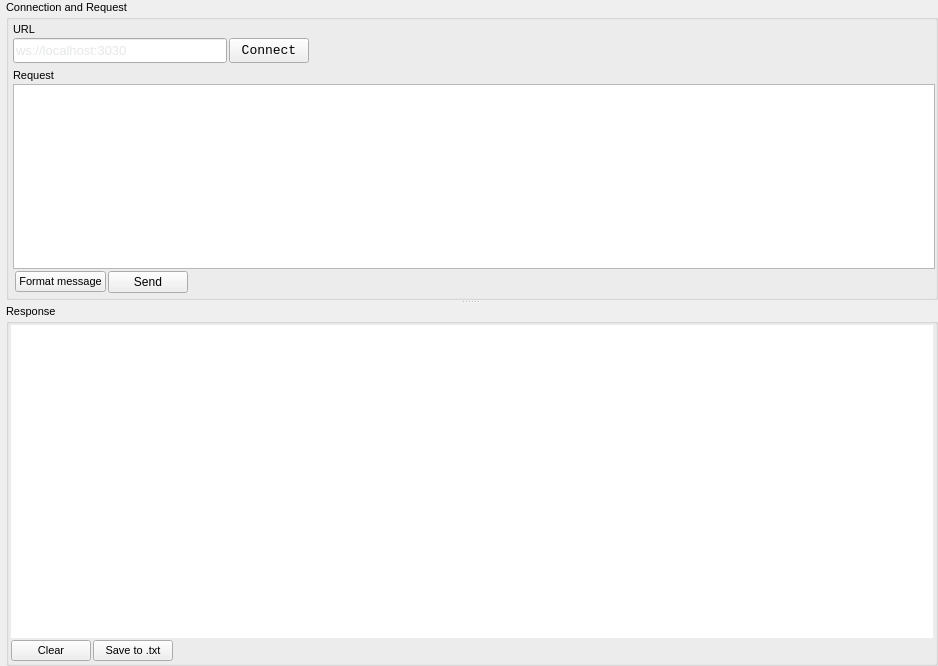
junioramilson/json-websocket-client, file src/CustomTabWidget.ui: the form before one commit.
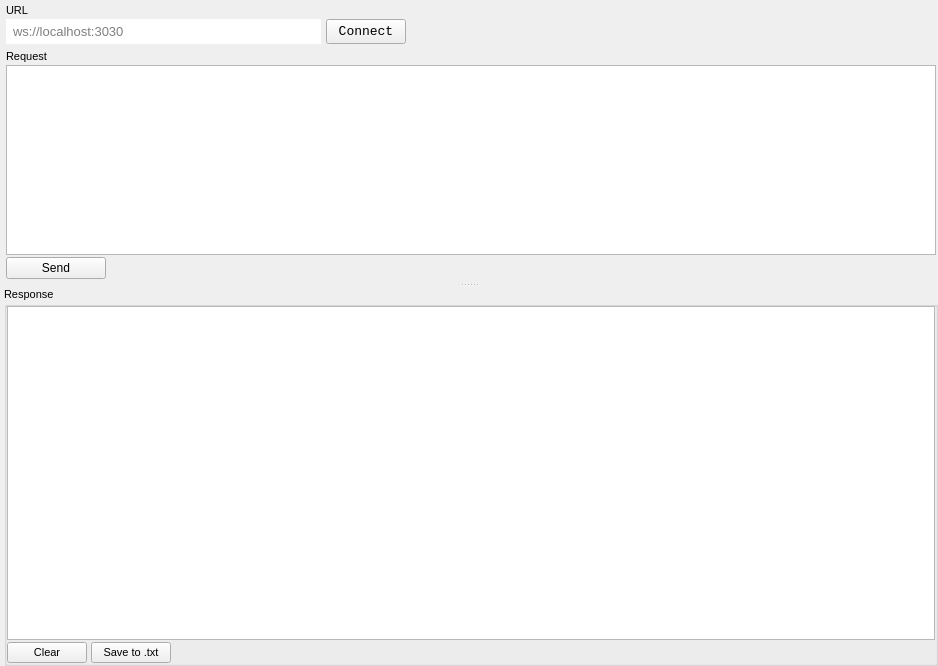
The form after the commit.

What changed in the file:
```diff
--- a/src/CustomTabWidget.ui
+++ b/src/CustomTabWidget.ui
@@ -12,7 +12,7 @@
   </property>
   <property name="font">
    <font>
-    <family>Nirmala UI</family>
+    <family>Segoe UI</family>
    </font>
   </property>
   <property name="windowTitle">
@@ -20,7 +20,7 @@
   </property>
   <layout class="QGridLayout" name="gridLayout_5">
    <property name="leftMargin">
-    <number>2</number>
+    <number>0</number>
    </property>
    <property name="topMargin">
     <number>0</number>
@@ -54,49 +54,23 @@
         <number>0</number>
        </property>
        <item row="0" column="0">
-        <widget class="QGroupBox" name="groupBox">
-         <property name="sizePolicy">
-          <sizepolicy hsizetype="MinimumExpanding" vsizetype="MinimumExpanding">
-           <horstretch>0</horstretch>
-           <verstretch>0</verstretch>
-          </sizepolicy>
-         </property>
+        <widget class="QFrame" name="frame_3">
          <property name="minimumSize">
           <size>
            <width>0</width>
-           <height>200</height>
+           <height>100</height>
           </size>
          </property>
-         <property name="maximumSize">
-          <size>
-           <width>800000</width>
-           <height>400</height>
-          </size>
+         <property name="frameShape">
+          <enum>QFrame::NoFrame</enum>
          </property>
-         <property name="font">
-          <font>
-           <family>Segoe UI</family>
-           <pointsize>8</pointsize>
-           <weight>50</weight>
-           <bold>false</bold>
-          </font>
+         <property name="frameShadow">
+          <enum>QFrame::Plain</enum>
          </property>
-         <property name="layoutDirection">
-          <enum>Qt::LeftToRight</enum>
+         <property name="lineWidth">
+          <number>0</number>
          </property>
-         <property name="title">
-          <string>Connection and Request</string>
-         </property>
-         <property name="flat">
-          <bool>true</bool>
-         </property>
-         <property name="checkable">
-          <bool>false</bool>
-         </property>
-         <layout class="QVBoxLayout" name="verticalLayout" stretch="0,0">
-          <property name="spacing">
-           <number>2</number>
-          </property>
+         <layout class="QGridLayout" name="gridLayout_6">
           <property name="leftMargin">
            <number>2</number>
           </property>
@@ -104,12 +78,15 @@
            <number>2</number>
           </property>
           <property name="rightMargin">
-           <number>0</number>
+           <number>2</number>
           </property>
           <property name="bottomMargin">
            <number>2</number>
           </property>
-          <item>
+          <property name="spacing">
+           <number>2</number>
+          </property>
+          <item row="0" column="0">
            <widget class="QFrame" name="frame">
             <property name="minimumSize">
              <size>
@@ -119,7 +96,7 @@
             </property>
             <property name="maximumSize">
              <size>
-              <width>200</width>
+              <width>400</width>
               <height>50</height>
              </size>
             </property>
@@ -127,25 +104,28 @@
              <enum>QFrame::NoFrame</enum>
             </property>
             <property name="frameShadow">
-             <enum>QFrame::Raised</enum>
+             <enum>QFrame::Plain</enum>
             </property>
             <property name="lineWidth">
              <number>0</number>
             </property>
             <layout class="QGridLayout" name="gridLayout_2">
              <property name="leftMargin">
-              <number>2</number>
+              <number>0</number>
              </property>
              <property name="topMargin">
               <number>2</number>
              </property>
              <property name="rightMargin">
-              <number>2</number>
+              <number>0</number>
              </property>
              <property name="bottomMargin">
               <number>2</number>
              </property>
-             <property name="spacing">
+             <property name="horizontalSpacing">
+              <number>5</number>
+             </property>
+             <property name="verticalSpacing">
               <number>2</number>
              </property>
              <item row="1" column="0">
@@ -175,6 +155,30 @@
                </property>
               </widget>
              </item>
+             <item row="3" column="2">
+              <widget class="QPushButton" name="connectBtn">
+               <property name="minimumSize">
+                <size>
+                 <width>0</width>
+                 <height>25</height>
+                </size>
+               </property>
+               <property name="font">
+                <font>
+                 <family>Consolas</family>
+                 <pointsize>10</pointsize>
+                 <weight>50</weight>
+                 <bold>false</bold>
+                </font>
+               </property>
+               <property name="styleSheet">
+                <string notr="true"/>
+               </property>
+               <property name="text">
+                <string>Connect</string>
+               </property>
+              </widget>
+             </item>
              <item row="3" column="0">
               <widget class="QLineEdit" name="urlTextInput">
                <property name="minimumSize">
@@ -194,9 +198,9 @@
                 </font>
                </property>
                <property name="styleSheet">
-                <string notr="true">#urlTextInput {
-  color: rgb(203, 208, 207);
-	background-color: '#rgb(208, 223, 223)';
+                <string notr="true">QLineEdit {
+ padding-left: 5px;
+ border-radius: 0px;
 }</string>
                </property>
                <property name="inputMask">
@@ -208,36 +212,15 @@
                <property name="placeholderText">
                 <string>ws://localhost:3030</string>
                </property>
-              </widget>
-             </item>
-             <item row="3" column="2">
-              <widget class="QPushButton" name="connectBtn">
-               <property name="minimumSize">
-                <size>
-                 <width>0</width>
-                 <height>25</height>
-                </size>
-               </property>
-               <property name="font">
-                <font>
-                 <family>Consolas</family>
-                 <pointsize>10</pointsize>
-                 <weight>50</weight>
-                 <bold>false</bold>
-                </font>
-               </property>
-               <property name="styleSheet">
-                <string notr="true"/>
-               </property>
-               <property name="text">
-                <string>Connect</string>
+               <property name="cursorMoveStyle">
+                <enum>Qt::LogicalMoveStyle</enum>
                </property>
               </widget>
              </item>
             </layout>
            </widget>
           </item>
-          <item>
+          <item row="1" column="0">
            <widget class="QFrame" name="frame_2">
             <property name="minimumSize">
              <size>
@@ -256,7 +239,7 @@
             </property>
             <layout class="QGridLayout" name="gridLayout_3">
              <property name="leftMargin">
-              <number>2</number>
+              <number>0</number>
              </property>
              <property name="topMargin">
               <number>2</number>
@@ -267,27 +250,42 @@
              <property name="bottomMargin">
               <number>2</number>
              </property>
-             <property name="spacing">
+             <property name="horizontalSpacing">
+              <number>0</number>
+             </property>
+             <property name="verticalSpacing">
               <number>2</number>
              </property>
-             <item row="0" column="0" colspan="3">
-              <widget class="QLabel" name="label_2">
-               <property name="maximumSize">
+             <item row="2" column="2">
+              <widget class="QPushButton" name="sendMessageBtn">
+               <property name="sizePolicy">
+                <sizepolicy hsizetype="Minimum" vsizetype="Preferred">
+                 <horstretch>0</horstretch>
+                 <verstretch>0</verstretch>
+                </sizepolicy>
+               </property>
+               <property name="minimumSize">
                 <size>
-                 <width>16777215</width>
-                 <height>25</height>
+                 <width>100</width>
+                 <height>0</height>
                 </size>
                </property>
                <property name="font">
                 <font>
                  <family>Segoe UI</family>
-                 <pointsize>8</pointsize>
+                 <pointsize>9</pointsize>
                  <weight>50</weight>
                  <bold>false</bold>
                 </font>
                </property>
+               <property name="styleSheet">
+                <string notr="true"/>
+               </property>
                <property name="text">
-                <string>Request</string>
+                <string>Send</string>
+               </property>
+               <property name="autoRepeat">
+                <bool>false</bool>
                </property>
               </widget>
              </item>
@@ -304,55 +302,28 @@
                </property>
               </spacer>
              </item>
-             <item row="2" column="1">
-              <widget class="QPushButton" name="formatMessageBtn">
-               <property name="font">
-                <font>
-                 <family>Segoe UI</family>
-                 <pointsize>8</pointsize>
-                 <weight>50</weight>
-                 <bold>false</bold>
-                </font>
-               </property>
-               <property name="text">
-                <string>Format message</string>
-               </property>
-               <property name="flat">
-                <bool>false</bool>
-               </property>
-              </widget>
-             </item>
-             <item row="2" column="2">
-              <widget class="QPushButton" name="sendMessageBtn">
-               <property name="sizePolicy">
-                <sizepolicy hsizetype="Minimum" vsizetype="Preferred">
-                 <horstretch>0</horstretch>
-                 <verstretch>0</verstretch>
-                </sizepolicy>
-               </property>
-               <property name="minimumSize">
+             <item row="0" column="0" colspan="3">
+              <widget class="QLabel" name="label_2">
+               <property name="maximumSize">
                 <size>
-                 <width>0</width>
-                 <height>0</height>
+                 <width>16777215</width>
+                 <height>25</height>
                 </size>
                </property>
                <property name="font">
                 <font>
                  <family>Segoe UI</family>
-                 <pointsize>9</pointsize>
+                 <pointsize>8</pointsize>
                  <weight>50</weight>
                  <bold>false</bold>
                 </font>
                </property>
-               <property name="styleSheet">
-                <string notr="true"/>
-               </property>
                <property name="text">
-                <string>Send</string>
+                <string>Request</string>
                </property>
               </widget>
              </item>
-             <item row="1" column="0" colspan="4">
+             <item row="1" column="1" colspan="3">
               <widget class="QTextEdit" name="messageTextInput">
                <property name="minimumSize">
                 <size>
@@ -364,12 +335,15 @@
                 <font>
                  <family>JetBrains Mono</family>
                  <pointsize>9</pointsize>
+                 <weight>50</weight>
+                 <bold>false</bold>
                 </font>
                </property>
                <property name="styleSheet">
-                <string notr="true">#messageTextInput {
-	background-color: '#252525'
-}</string>
+                <string notr="true"/>
+               </property>
+               <property name="frameShadow">
+                <enum>QFrame::Plain</enum>
                </property>
                <property name="horizontalScrollBarPolicy">
                 <enum>Qt::ScrollBarAsNeeded</enum>
@@ -377,6 +351,9 @@
                <property name="sizeAdjustPolicy">
                 <enum>QAbstractScrollArea::AdjustToContents</enum>
                </property>
+               <property name="textInteractionFlags">
+                <set>Qt::LinksAccessibleByKeyboard|Qt::LinksAccessibleByMouse|Qt::TextBrowserInteraction|Qt::TextEditable|Qt::TextEditorInteraction|Qt::TextSelectableByKeyboard|Qt::TextSelectableByMouse</set>
+               </property>
               </widget>
              </item>
             </layout>
@@ -418,23 +395,23 @@
           <string>Response</string>
          </property>
          <property name="flat">
-          <bool>true</bool>
+          <bool>false</bool>
          </property>
          <layout class="QVBoxLayout" name="verticalLayout_2">
           <property name="spacing">
            <number>2</number>
           </property>
           <property name="leftMargin">
-           <number>2</number>
+           <number>0</number>
           </property>
           <property name="topMargin">
-           <number>2</number>
+           <number>0</number>
           </property>
           <property name="rightMargin">
-           <number>2</number>
+           <number>0</number>
           </property>
           <property name="bottomMargin">
-           <number>2</number>
+           <number>0</number>
           </property>
           <item>
            <widget class="QPlainTextEdit" name="responsePlainText">
@@ -446,23 +423,30 @@
             </property>
             <property name="font">
              <font>
-              <family>Consolas</family>
-              <pointsize>8</pointsize>
+              <family>JetBrains Mono</family>
+              <pointsize>10</pointsize>
              </font>
             </property>
             <property name="styleSheet">
-             <string notr="true">#responsePlainText {
-	background-color: '#151515'
-}</string>
+             <string notr="true"/>
             </property>
             <property name="frameShape">
-             <enum>QFrame::NoFrame</enum>
+             <enum>QFrame::StyledPanel</enum>
             </property>
             <property name="frameShadow">
-             <enum>QFrame::Raised</enum>
+             <enum>QFrame::Plain</enum>
+            </property>
+            <property name="lineWidth">
+             <number>0</number>
             </property>
             <property name="midLineWidth">
-             <number>2</number>
+             <number>0</number>
+            </property>
+            <property name="documentTitle">
+             <string/>
+            </property>
+            <property name="undoRedoEnabled">
+             <bool>false</bool>
             </property>
             <property name="readOnly">
              <bool>true</bool>
@@ -473,10 +457,16 @@
             <property name="textInteractionFlags">
              <set>Qt::TextSelectableByMouse</set>
             </property>
+            <property name="backgroundVisible">
+             <bool>false</bool>
+            </property>
            </widget>
           </item>
           <item>
            <layout class="QHBoxLayout" name="horizontalLayout_2">
+            <property name="spacing">
+             <number>4</number>
+            </property>
             <property name="sizeConstraint">
              <enum>QLayout::SetMinimumSize</enum>
             </property>
```
